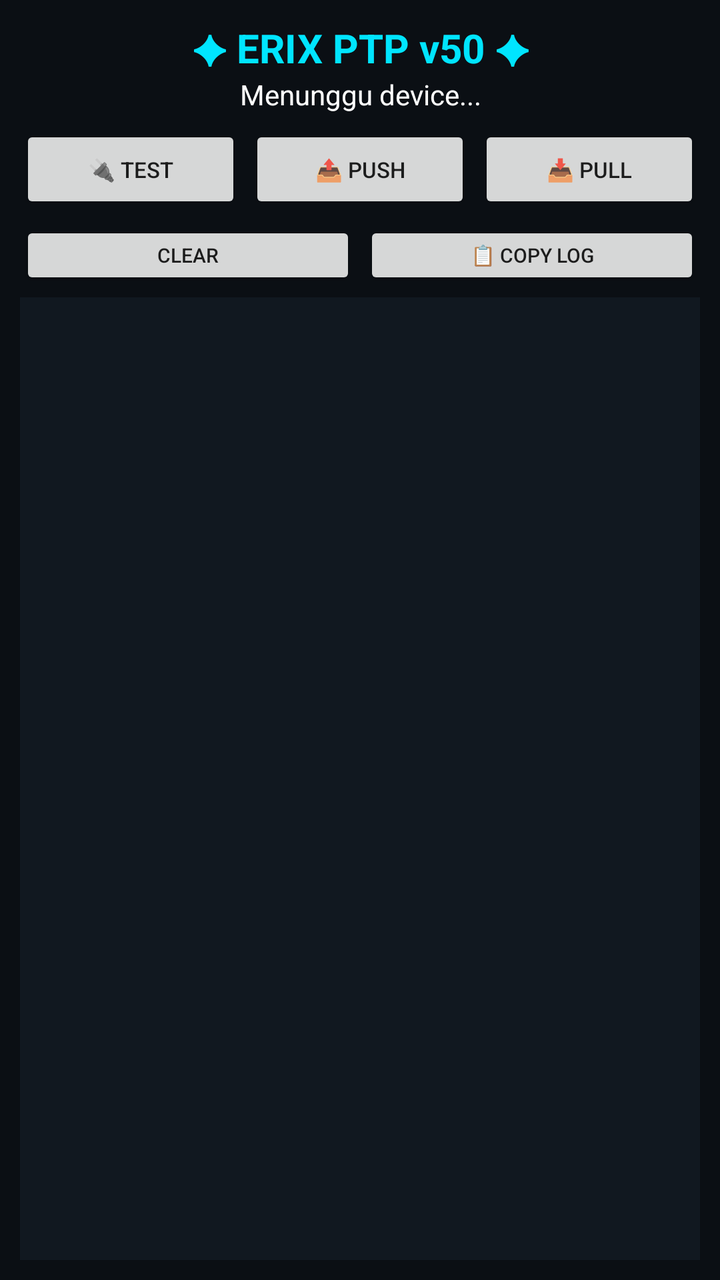
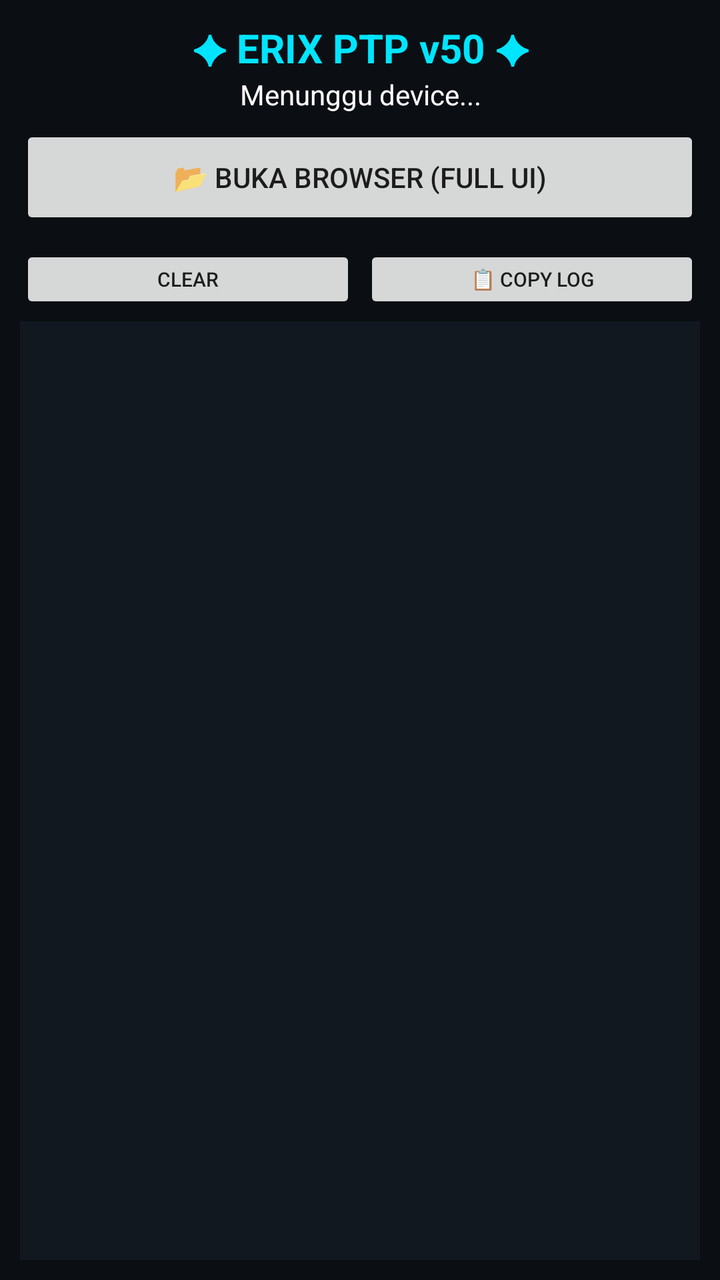

Screens rendered from an Android XML layout before and after an edit, with the pre-edit source and the edit as a unified diff.
<!-- AndroidManifest.xml: application theme Theme.ErixPtp -->
<!-- res/layout/activity_main.xml -->
<?xml version="1.0" encoding="utf-8"?>
<LinearLayout xmlns:android="http://schemas.android.com/apk/res/android"
    android:layout_width="match_parent" android:layout_height="match_parent"
    android:orientation="vertical" android:padding="10dp" android:background="#0B0F14">

    <TextView android:layout_width="match_parent" android:layout_height="wrap_content"
        android:text="✦ ERIX PTP v50 ✦" android:textColor="#00E5FF" android:textSize="20sp"
        android:gravity="center" android:textStyle="bold"/>

    <TextView android:id="@+id/tvStatus" android:layout_width="match_parent"
        android:layout_height="wrap_content" android:text="Menunggu device..."
        android:textColor="#FFFFFF" android:gravity="center" android:paddingBottom="6dp"/>

    <LinearLayout android:layout_width="match_parent" android:layout_height="wrap_content"
        android:orientation="horizontal">
        <Button android:id="@+id/btnTest" android:layout_width="0dp" android:layout_height="44dp"
            android:layout_weight="1" android:text="🔌 Test" android:textSize="11sp" android:layout_marginEnd="2dp"/>
        <Button android:id="@+id/btnPush" android:layout_width="0dp" android:layout_height="44dp"
            android:layout_weight="1" android:text="📤 PUSH" android:textSize="11sp" android:layout_marginStart="2dp" android:layout_marginEnd="2dp"/>
        <Button android:id="@+id/btnPull" android:layout_width="0dp" android:layout_height="44dp"
            android:layout_weight="1" android:text="📥 PULL" android:textSize="11sp" android:layout_marginStart="2dp"/>
    </LinearLayout>

    <LinearLayout android:layout_width="match_parent" android:layout_height="wrap_content"
        android:orientation="horizontal" android:layout_marginTop="4dp">
        <Button android:id="@+id/btnClear" android:layout_width="0dp" android:layout_height="34dp"
            android:layout_weight="1" android:text="Clear" android:textSize="10sp" android:layout_marginEnd="2dp"/>
        <Button android:id="@+id/btnCopy" android:layout_width="0dp" android:layout_height="34dp"
            android:layout_weight="1" android:text="📋 Copy Log" android:textSize="10sp" android:layout_marginStart="2dp"/>
    </LinearLayout>

    <ScrollView android:layout_width="match_parent" android:layout_height="0dp"
        android:layout_weight="1" android:background="#111820" android:padding="6dp"
        android:layout_marginTop="4dp">
        <TextView android:id="@+id/tvLog" android:layout_width="match_parent"
            android:layout_height="wrap_content" android:textColor="#00FF00"
            android:textSize="10sp" android:fontFamily="monospace"/>
    </ScrollView>
</LinearLayout>
<!-- resources referenced by this layout -->
<resources>
  <style name="Theme.ErixPtp" parent="Theme.AppCompat.DayNight.NoActionBar">
          <item name="colorPrimary">#00E5FF</item>
          <item name="android:windowBackground">#0B0F14</item>
      </style>
</resources>

<!-- the commit's change to res/layout/activity_main.xml (unified diff, before → after) -->
@@ -13,6 +13,7 @@
 
     <LinearLayout android:layout_width="match_parent" android:layout_height="wrap_content"
         android:orientation="horizontal">
+        <Button android:id="@+id/btnBrowser" android:layout_width="match_parent" android:layout_height="52dp" android:text="📂 BUKA BROWSER (Full UI)" android:textSize="14sp" android:layout_marginBottom="4dp"/>
         <Button android:id="@+id/btnTest" android:layout_width="0dp" android:layout_height="44dp"
             android:layout_weight="1" android:text="🔌 Test" android:textSize="11sp" android:layout_marginEnd="2dp"/>
         <Button android:id="@+id/btnPush" android:layout_width="0dp" android:layout_height="44dp"
